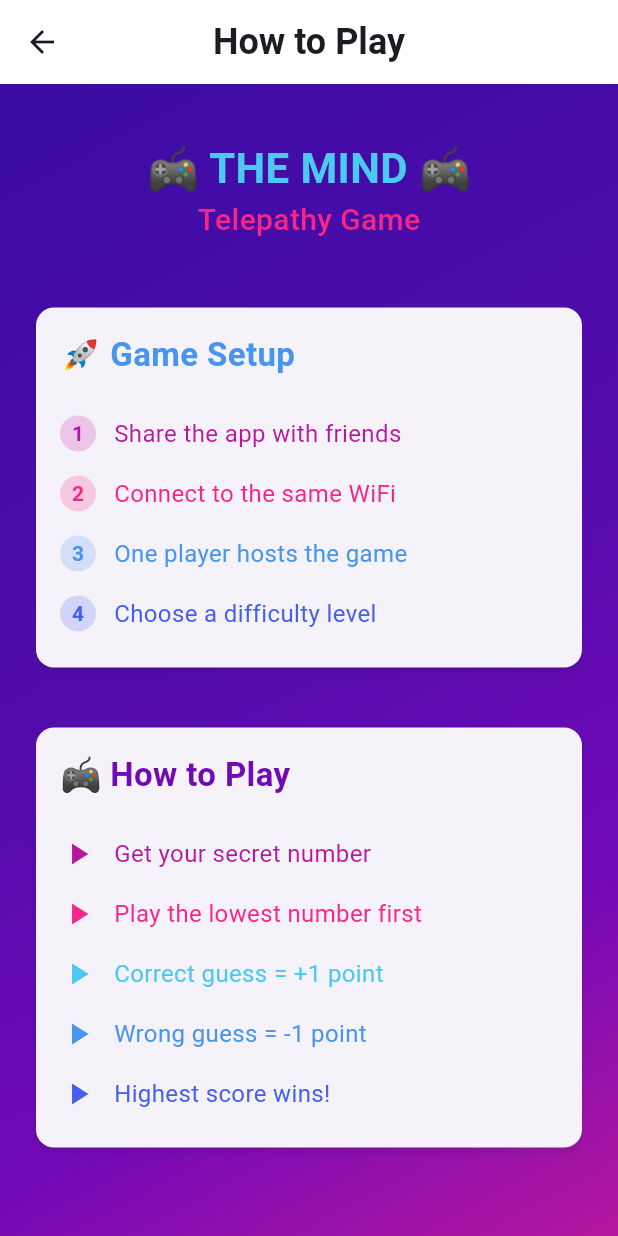
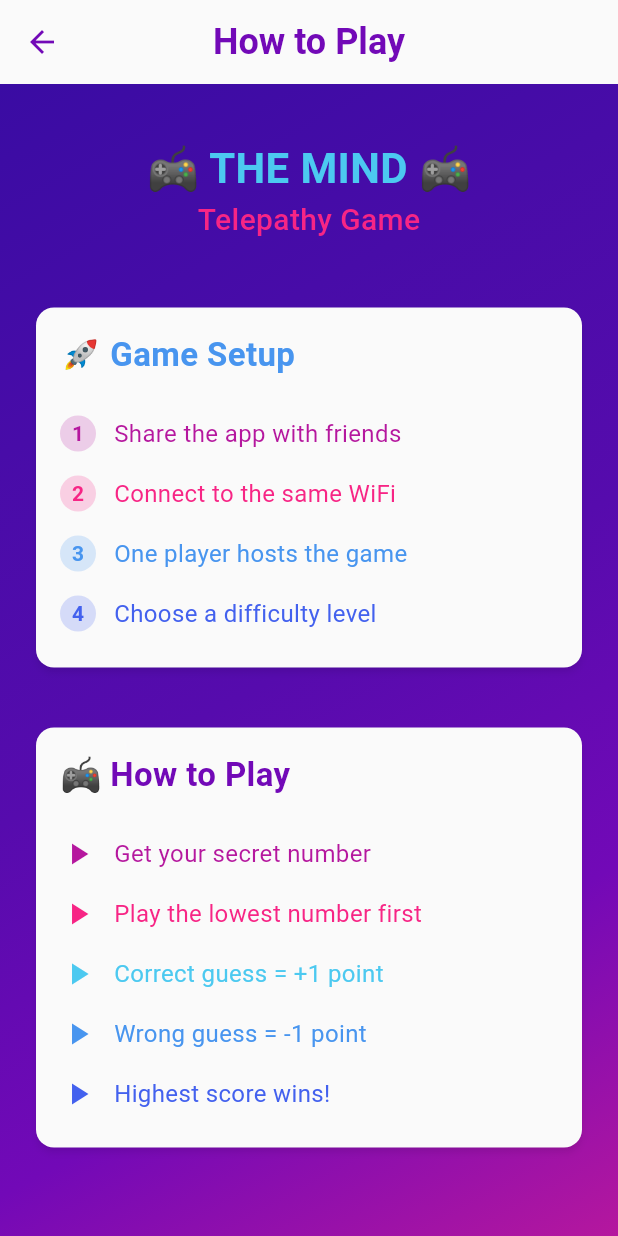
Before and after one commit to robogamer9849/flutter-the-mind, a Flutter app: the screen it shows after launch, after a tap on "Join Game", after a tap on the "help" icon, on a phone screen of 412 x 824 dp. Run offline on Flutter 3.47's test engine with Material 3 defaults, Android fonts, the phone set to English and light mode, and no system bars; Roboto replaces fonts that are missing (Poppins); project files that could hold a hidden picture were left out.

Commit message:
made it be force light mode(it was more beutiful

```diff
--- a/lib/main.dart
+++ b/lib/main.dart
@@ -134,9 +134,8 @@ class _TcpPageState extends State<TcpPage> with SingleTickerProviderStateMixin {
   late AnimationController _animationController; // Animation controller for fade effect
   late Animation<double> _fadeAnimation; // Fade animation
 
-  final TextEditingController ipController = TextEditingController(text: '0.0.0.0'); // IP address input
+  final TextEditingController ipController = TextEditingController(text: ''); // IP address input
   final TextEditingController portController = TextEditingController(text: '6000'); // Port input
-  final TextEditingController messageController = TextEditingController(); // Message input
 
   @override
   void initState() {
@@ -232,13 +231,11 @@ class _TcpPageState extends State<TcpPage> with SingleTickerProviderStateMixin {
     _animationController.dispose();
     ipController.dispose();
     portController.dispose();
-    messageController.dispose();
     super.dispose();
   }
 
   @override
   Widget build(BuildContext context) {
-    final isDarkMode = Theme.of(context).brightness == Brightness.dark;
 
     // Build the main UI of TcpPage
     return Scaffold(
@@ -271,19 +268,11 @@ class _TcpPageState extends State<TcpPage> with SingleTickerProviderStateMixin {
         backgroundColor: Colors.transparent,
       ),
       body: Container(
-        decoration: BoxDecoration(
+        decoration: const BoxDecoration(
           gradient: LinearGradient(
             begin: Alignment.topLeft,
             end: Alignment.bottomRight,
-            colors: isDarkMode
-                ? [
-                    darkPurple,
-                    purple,
-                    violet,
-                    magenta,
-                    pink,
-                  ]
-                : [
+            colors: [
                     lightBlue,
                     blue,
                     indigoBlue,
@@ -302,22 +291,17 @@ class _TcpPageState extends State<TcpPage> with SingleTickerProviderStateMixin {
                 children: [
                   Card(
                     elevation: 8,
-                    shadowColor: isDarkMode ? Colors.black54 : Colors.black26,
+                    shadowColor:  Colors.black26,
                     child: Container(
                       decoration: BoxDecoration(
                         borderRadius: BorderRadius.circular(20),
                         gradient: LinearGradient(
                           begin: Alignment.topLeft,
                           end: Alignment.bottomRight,
-                          colors: isDarkMode
-                              ? [
-                                  Colors.grey.shade900,
-                                  Colors.grey.shade800,
-                                ]
-                              : [
+                          colors: [
                                   Colors.white,
                                   Colors.grey.shade50,
-                                ],
+                                  ],
                         ),
                       ),
                       child: Padding(
@@ -327,9 +311,9 @@ class _TcpPageState extends State<TcpPage> with SingleTickerProviderStateMixin {
                           children: [
                             Row(
                               children: [
-                                Icon(
+                                const Icon(
                                   Icons.settings_ethernet,
-                                  color: isDarkMode ? lightBlue : deepPurple,
+                                  color: deepPurple,
                                   size: 28,
                                 ),
                                 const SizedBox(width: 12),
@@ -337,7 +321,7 @@ class _TcpPageState extends State<TcpPage> with SingleTickerProviderStateMixin {
                                   'Connection Settings',
                                   style: Theme.of(context).textTheme.titleLarge?.copyWith(
                                     fontWeight: FontWeight.bold,
-                                    color: isDarkMode ? lightBlue : deepPurple,
+                                    color: deepPurple,
                                   ),
                                 ),
                               ],
@@ -348,13 +332,16 @@ class _TcpPageState extends State<TcpPage> with SingleTickerProviderStateMixin {
                                 Expanded(
                                   child: TextField(
                                     controller: ipController,
+                                    style: TextStyle(
+                                      color:  Colors.blue.shade900,
+                                      fontSize: 16,
+                                      fontWeight: FontWeight.bold,
+                                    ),
                                     decoration: InputDecoration(
                                       labelText: 'IP Address',
-                                      prefixIcon: Icon(Icons.computer, color: isDarkMode ? blue : indigoBlue),
-                                      fillColor: isDarkMode
-                                          ? Colors.grey.shade800
-                                          : Colors.grey.shade100,
-                                      labelStyle: TextStyle(color: isDarkMode ? blue : indigoBlue),
+                                      prefixIcon: const Icon(Icons.computer, color: indigoBlue),
+                                      fillColor:  Colors.grey.shade100,
+                                      labelStyle: const TextStyle(color: indigoBlue),
                                     ),
                                   ),
                                 ),
@@ -362,13 +349,16 @@ class _TcpPageState extends State<TcpPage> with SingleTickerProviderStateMixin {
                                 Expanded(
                                   child: TextField(
                                     controller: portController,
+                                    style: TextStyle(
+                                      color:  Colors.blue.shade900,
+                                      fontSize: 16,
+                                      fontWeight: FontWeight.bold,
+                                    ),
                                     decoration: InputDecoration(
                                       labelText: 'Port',
-                                      prefixIcon: Icon(Icons.numbers, color: isDarkMode ? blue : indigoBlue),
-                                      fillColor: isDarkMode
-                                          ? Colors.grey.shade800
-                                          : Colors.grey.shade100,
-                                      labelStyle: TextStyle(color: isDarkMode ? blue : indigoBlue),
+                                      prefixIcon: const Icon(Icons.numbers, color:  indigoBlue),
+                                      fillColor: Colors.grey.shade100,
+                                      labelStyle: const TextStyle(color: indigoBlue),
                                     ),
                                     keyboardType: TextInputType.number,
                                   ),
@@ -391,11 +381,11 @@ class _TcpPageState extends State<TcpPage> with SingleTickerProviderStateMixin {
                                       ),
                                     ),
                                     style: ElevatedButton.styleFrom(
-                                      backgroundColor: isDarkMode ? brightPink : pink,
+                                      backgroundColor: pink,
                                       foregroundColor: Colors.white,
                                       padding: const EdgeInsets.symmetric(vertical: 16),
                                       elevation: 5,
-                                      shadowColor: isDarkMode ? brightPink.withOpacity(0.5) : pink.withOpacity(0.5),
+                                      shadowColor:  pink.withOpacity(0.5),
                                     ),
                                   ),
                                 ),
@@ -403,6 +393,13 @@ class _TcpPageState extends State<TcpPage> with SingleTickerProviderStateMixin {
                                 Expanded(
                                   child: ElevatedButton.icon(
                                     onPressed: connectToServer,
+                                    style: ElevatedButton.styleFrom(
+                                      backgroundColor: indigoBlue,
+                                      foregroundColor: Colors.white,
+                                      padding: const EdgeInsets.symmetric(vertical: 16),
+                                      elevation: 5,
+                                      shadowColor: indigoBlue.withOpacity(0.5),
+                                    ),
                                     icon: const Icon(Icons.login),
                                     label: const Text(
                                       'Join Game',
@@ -424,7 +421,8 @@ class _TcpPageState extends State<TcpPage> with SingleTickerProviderStateMixin {
                   Expanded(
                     child: Card(
                       elevation: 8,
-                      shadowColor: isDarkMode ? Colors.black54 : Colors.black26,
+                      shadowColor: Colors.black26,
+                      color: Colors.grey.shade50,
                       child: Padding(
                         padding: const EdgeInsets.all(20),
                         child: Column(
@@ -432,9 +430,9 @@ class _TcpPageState extends State<TcpPage> with SingleTickerProviderStateMixin {
                           children: [
                             Row(
                               children: [
-                                Icon(
+                                const Icon(
                                   Icons.message_rounded,
-                                  color: isDarkMode ? brightPink : pink,
+                                  color: pink,
                                   size: 28,
                                 ),
                                 const SizedBox(width: 12),
@@ -442,7 +440,7 @@ class _TcpPageState extends State<TcpPage> with SingleTickerProviderStateMixin {
                                   'Connection Log',
                                   style: Theme.of(context).textTheme.titleLarge?.copyWith(
                                     fontWeight: FontWeight.bold,
-                                    color: isDarkMode ? brightPink : pink,
+                                    color: pink,
                                   ),
                                 ),
                               ],
@@ -450,7 +448,7 @@ class _TcpPageState extends State<TcpPage> with SingleTickerProviderStateMixin {
                             const SizedBox(height: 12),
                             Divider(
                               thickness: 1.5,
-                              color: isDarkMode ? Colors.grey.shade700 : Colors.grey.shade300,
+                              color: Colors.grey.shade300,
                             ),
                             Expanded(
                               child: messages.isEmpty
@@ -461,13 +459,13 @@ class _TcpPageState extends State<TcpPage> with SingleTickerProviderStateMixin {
                                           Icon(
                                             Icons.info_outline,
                                             size: 48,
-                                            color: Theme.of(context).colorScheme.onSurface.withOpacity(0.4),
+                                            color: Theme.of(context).colorScheme.primary.withOpacity(0.4),
                                           ),
                                           const SizedBox(height: 16),
                                           Text(
                                             'No connection activity yet',
                                             style: TextStyle(
-                                              color: Theme.of(context).colorScheme.onSurface.withOpacity(0.6),
+                                              color: Theme.of(context).colorScheme.primary.withOpacity(0.6),
                                               fontSize: 16,
                                             ),
                                           ),
@@ -475,7 +473,7 @@ class _TcpPageState extends State<TcpPage> with SingleTickerProviderStateMixin {
                                           Text(
                                             'Host or join a game to get started',
                                             style: TextStyle(
-                                              color: Theme.of(context).colorScheme.onSurface.withOpacity(0.4),
+                                              color: Theme.of(context).colorScheme.primary.withOpacity(0.4),
                                               fontSize: 14,
                                             ),
                                           ),
@@ -499,16 +497,14 @@ class _TcpPageState extends State<TcpPage> with SingleTickerProviderStateMixin {
                                               color: isError
                                                   ? brightPink.withOpacity(0.15)
                                                   : isServer
-                                                      ? (isDarkMode ? indigoBlue : deepPurple).withOpacity(0.15)
-                                                      : isDarkMode
-                                                          ? Colors.grey.shade800.withOpacity(0.7)
-                                                          : Colors.grey.shade200.withOpacity(0.7),
+                                                      ? deepPurple.withOpacity(0.15)
+                                                      :Colors.grey.shade200.withOpacity(0.7),
                                               borderRadius: BorderRadius.circular(12),
                                               border: Border.all(
                                                 color: isError
                                                     ? brightPink.withOpacity(0.3)
                                                     : isServer
-                                                        ? (isDarkMode ? indigoBlue : deepPurple).withOpacity(0.3)
+                                                        ? ( deepPurple).withOpacity(0.3)
                                                         : Colors.transparent,
                                                 width: 1,
                                               ),
@@ -532,7 +528,7 @@ class _TcpPageState extends State<TcpPage> with SingleTickerProviderStateMixin {
                                                   color: isError
                                                       ? brightPink
                                                       : isServer
-                                                          ? (isDarkMode ? indigoBlue : deepPurple)
+                                                          ?  deepPurple
                                                           : Theme.of(context).colorScheme.onSurface.withOpacity(0.7),
                                                 ),
                                                 const SizedBox(width: 12),
@@ -544,7 +540,7 @@ class _TcpPageState extends State<TcpPage> with SingleTickerProviderStateMixin {
                                                       color: isError
                                                           ? brightPink
                                                           : isServer
-                                                              ? (isDarkMode ? indigoBlue : deepPurple)
+                                                              ?  deepPurple
                                                               : null,
                                                     ),
                                                   ),
--- a/lib/screens/game.dart
+++ b/lib/screens/game.dart
@@ -196,6 +196,7 @@ class _GameScreenState extends State<GameScreen> with TickerProviderStateMixin {
         centerTitle: true,
         elevation: 2,
         backgroundColor: Colors.white,
+        foregroundColor: indigoBlue,
       ),
       body: Container(
         decoration: const BoxDecoration(
@@ -220,9 +221,10 @@ class _GameScreenState extends State<GameScreen> with TickerProviderStateMixin {
                 Card(
                   elevation: 8,
                   shadowColor: deepPurple.withOpacity(0.4),
+                  color: Colors.grey.shade50,
                   shape: RoundedRectangleBorder(
                     borderRadius: BorderRadius.circular(20),
-                    side: const BorderSide(color: indigoBlue, width: 1.5),
+                    side: const BorderSide(color: Colors.lightBlue, width: 1.5),
                   ),
                   child: Padding(
                     padding: const EdgeInsets.all(20),
@@ -282,9 +284,10 @@ class _GameScreenState extends State<GameScreen> with TickerProviderStateMixin {
                 Card(
                   elevation: 8,
                   shadowColor: deepPurple.withOpacity(0.4),
+                  color: Colors.grey.shade50,
                   shape: RoundedRectangleBorder(
                     borderRadius: BorderRadius.circular(20),
-                    side: const BorderSide(color: indigoBlue, width: 1.5),
+                    side: const BorderSide(color: Colors.lightBlue, width: 1.5),
                   ),
                   child: Padding(
                     padding: const EdgeInsets.all(20),
--- a/lib/screens/help.dart
+++ b/lib/screens/help.dart
@@ -18,6 +18,8 @@ class _HelpScreenState extends State<HelpScreen> {
           style: TextStyle(fontWeight: FontWeight.bold, fontSize: 24),
         ),
         elevation: 0,
+        backgroundColor: Colors.grey.shade50,
+        foregroundColor: magenta,
         centerTitle: true,
       ),
       body: Container(
@@ -88,7 +90,7 @@ class _HelpScreenState extends State<HelpScreen> {
 
   Widget _buildSetupSection() {
     return Card(
-      // color: Colors.transparent,
+      color: Colors.grey.shade50,
       elevation: 2,
       shape: RoundedRectangleBorder(
         borderRadius: BorderRadius.circular(12),
@@ -155,6 +157,7 @@ class _HelpScreenState extends State<HelpScreen> {
   Widget _buildGameplaySection() {
     return Card(
       elevation: 2,
+      color: Colors.grey.shade50,
       shape: RoundedRectangleBorder(
         borderRadius: BorderRadius.circular(12),
       ),
```
